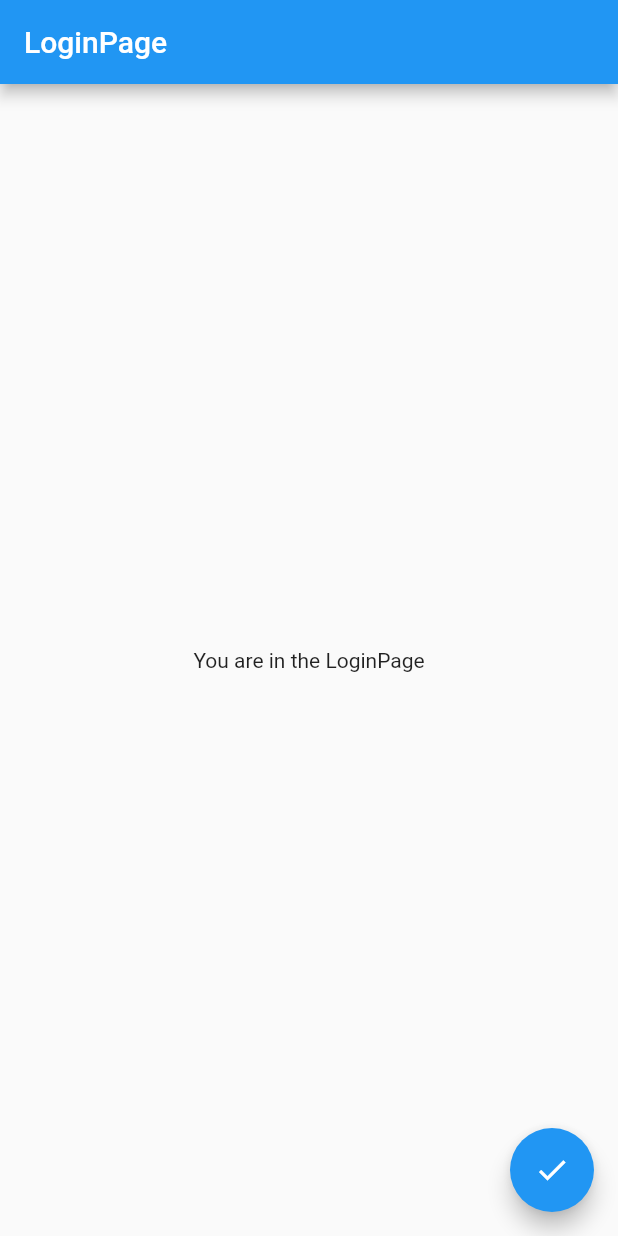
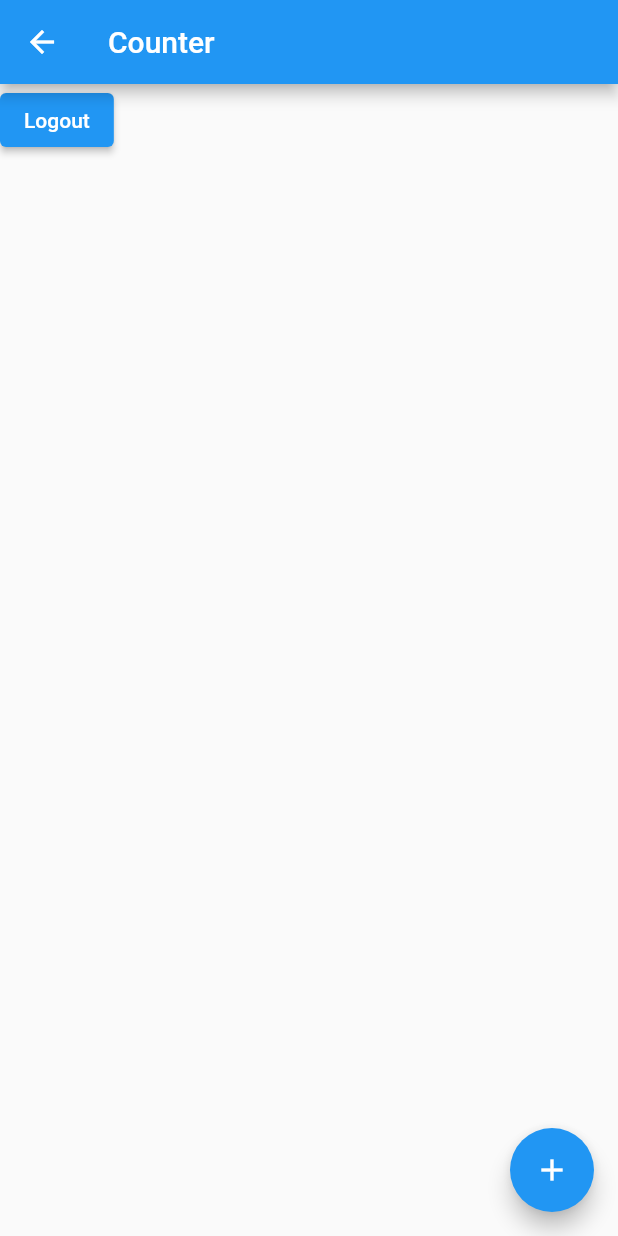
Before and after one commit to Brian1011/flutter_modularized_architecture, a Flutter app: the screen it shows after launch, after a tap on the "done" icon, on a phone screen of 412 x 824 dp. Run offline on Flutter 3.47's test engine with Material 2 defaults, Android fonts, the phone set to English and light mode, and no system bars; our stand-ins replace flutter_mobx, flutter_modular, mobx; missing offline and left inert: how_to; generated files the repository leaves out were written again.

Commit message:
add home module

```diff
--- a/lib/modules/home/home_page.dart
+++ b/lib/modules/home/home_page.dart
@@ -0,0 +1,48 @@
+import 'package:flutter/material.dart';
+import 'package:flutter_modular/flutter_modular.dart';
+import 'package:how_to/app/modules/home/model/user_model.dart';
+
+import 'home_store.dart';
+
+class HomePage extends StatefulWidget {
+  final String title;
+  const HomePage({Key? key, this.title = "Home"}) : super(key: key);
+
+  @override
+  _HomePageState createState() => _HomePageState();
+}
+
+class _HomePageState extends State<HomePage> {
+  final HomeStore store = Modular.get();
+
+  @override
+  Widget build(BuildContext context) {
+    return Scaffold(
+      appBar: AppBar(
+        title: Text('Counter'),
+      ),
+      body: Column(
+        children: [
+          ElevatedButton(
+            onPressed: () {
+              Modular.to.navigate(
+                '/',
+              );
+            },
+            child: Text('Logout'),
+          )
+        ],
+      ),
+      floatingActionButton: FloatingActionButton(
+        onPressed: () {
+          Modular.to.pushNamed(
+            '/home/user/Kuringa/3333/12',
+            arguments: UserModel(id: 1, name: 'Raphael'),
+          );
+          // Modular.to.navigate('/');
+        },
+        child: Icon(Icons.add),
+      ),
+    );
+  }
+}
--- a/lib/modules/home/home_store.dart
+++ b/lib/modules/home/home_store.dart
@@ -0,0 +1,14 @@
+import 'package:mobx/mobx.dart';
+
+part 'home_store.g.dart';
+
+class HomeStore = HomeStoreBase with _$HomeStore;
+
+abstract class HomeStoreBase with Store {
+  @observable
+  int counter = 0;
+
+  Future<void> increment() async {
+    counter = counter + 1;
+  }
+}
--- /dev/null
+++ b/lib/modules/home/model/user_model.dart
@@ -0,0 +1,6 @@
+class UserModel {
+  final int? id;
+  final String? name;
+
+  UserModel({this.id, this.name});
+}
--- /dev/null
+++ b/lib/modules/home/pages/user/service/user_service.dart
@@ -0,0 +1,6 @@
+class UserService {
+  Future<void> testing() async {
+    await Future.delayed(Duration(seconds: 3));
+    print('Hi 3 seconds');
+  }
+}
--- a/lib/modules/login/login_page.dart
+++ b/lib/modules/login/login_page.dart
@@ -24,7 +24,7 @@ class LoginPageState extends State<LoginPage> {
       ),
       floatingActionButton: FloatingActionButton(
         onPressed: () {
-          Modular.to.navigate('/home');
+          Modular.to.pushNamed('/home');
         },
         child: const Icon(Icons.done),
       ),
```
Also changed, not shown: lib/modules/home/home_module.dart (+30 -2 lines), lib/modules/home/pages/user/user_page.dart (added, +56 -0 lines), lib/modules/home/pages/user/user_store.dart (added, +24 -0 lines), lib/modules/home/home_store.g.dart (added), lib/modules/home/pages/user/user_store.g.dart (added).
